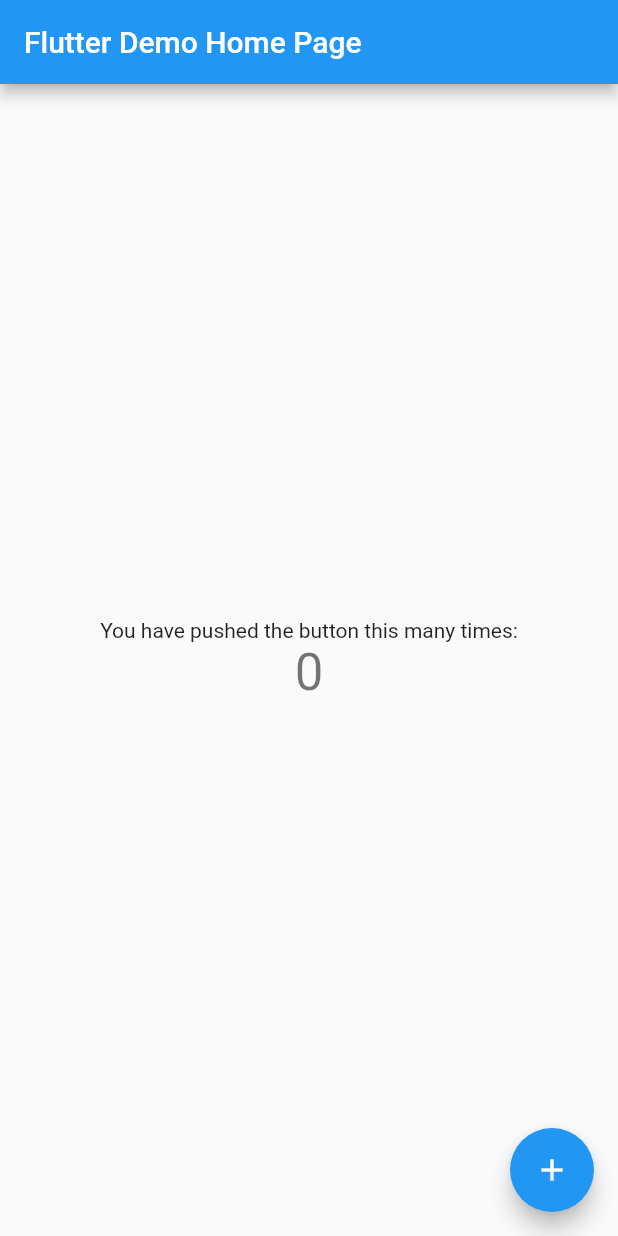
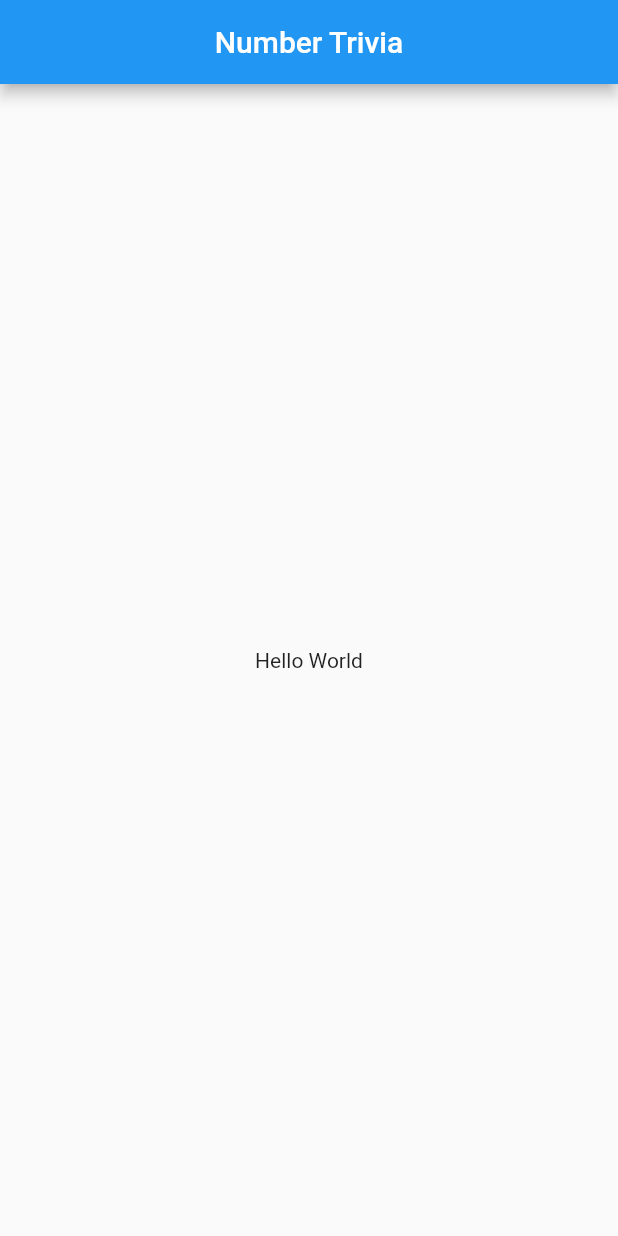
Before and after one commit to arifikhsan/flutter_number_trivia_season_2, a Flutter app: the screen it shows after launch, on a phone screen of 412 x 824 dp. Run offline on Flutter 3.47's test engine with Material 2 defaults, Android fonts, the phone set to English and light mode, and no system bars; our stand-ins replace bloc, dartz, data_connection_checker, equatable, shared_preferences.

Commit message:
data model to bloc

```diff
--- /dev/null
+++ b/lib/core/global/constant.dart
@@ -0,0 +1,11 @@
+class Constant {
+  static const CACHED_NUMBER_TRIVIA = 'CACHED_NUMBER_TRIVIA';
+  static const SERVER_FAILURE_MESSAGE = 'Server Failure';
+  static const CACHE_FAILURE_MESSAGE = 'Cache Failure';
+  static const INVALID_INPUT_FAILURE_MESSAGE =
+      'Invalid input - The number must be a positive integer or zero';
+}
+
+// apaa() {
+//   print(Constant.CACHED_NUMBER_TRIVIA);
+// }
--- /dev/null
+++ b/lib/features/data/datasources/number_trivia_local_data_source.dart
@@ -0,0 +1,6 @@
+import 'package:flutter_number_trivia/features/data/models/number_trivia_model.dart';
+
+abstract class NumberTriviaLocalDataSource {
+  Future<void> cacheNumberTrivia(NumberTriviaModel triviaToCache);
+  Future<NumberTriviaModel> getLastNumberTrivia();
+}
--- /dev/null
+++ b/lib/features/data/datasources/number_trivia_remote_data_source.dart
@@ -0,0 +1,6 @@
+import 'package:flutter_number_trivia/features/data/models/number_trivia_model.dart';
+
+abstract class NumberTriviaRemoteDataSource {
+  Future<NumberTriviaModel> getConcreteNumberTrivia(int number);
+  Future<NumberTriviaModel> getRandomNumberTrivia();
+}
--- /dev/null
+++ b/lib/features/data/models/number_trivia_model.dart
@@ -0,0 +1,29 @@
+import 'package:flutter/material.dart';
+import 'package:flutter_number_trivia/features/domain/entities/number_trivia.dart';
+
+class NumberTriviaModel extends NumberTrivia {
+  NumberTriviaModel({
+    @required String text,
+    @required int number,
+  }) : super(text: text, number: number);
+
+  factory NumberTriviaModel.fromJson(Map<String, dynamic> json) {
+    return NumberTriviaModel(
+      text: json['text'],
+      number: json['number'],
+    );
+  }
+
+  Map<String, dynamic> toJson() {
+    return {
+      'text': text,
+      'number': number,
+    };
+  }
+}
+
+// aa() {
+//   var apa = NumberTriviaModel(text: 'asdf', number: 234);
+//   apa.toJson();
+//   NumberTriviaModel.fromJson(json);
+// }
--- /dev/null
+++ b/lib/features/presentation/screens/number_trivia_screen.dart
@@ -0,0 +1,23 @@
+import 'package:flutter/material.dart';
+
+class NumberTriviaScreen extends StatefulWidget {
+  @override
+  _NumberTriviaScreenState createState() => _NumberTriviaScreenState();
+}
+
+class _NumberTriviaScreenState extends State<NumberTriviaScreen> {
+  @override
+  Widget build(BuildContext context) {
+    return Scaffold(
+      appBar: AppBar(
+        title: Text('Number Trivia'),
+        centerTitle: true,
+      ),
+      body: Center(
+        child: Container(
+          child: Text('Hello World'),
+        ),
+      ),
+    );
+  }
+}
--- a/lib/main.dart
+++ b/lib/main.dart
@@ -1,111 +1,14 @@
 import 'package:flutter/material.dart';
+import 'package:flutter_number_trivia/features/presentation/screens/number_trivia_screen.dart';
 
 void main() => runApp(MyApp());
 
 class MyApp extends StatelessWidget {
-  // This widget is the root of your application.
   @override
   Widget build(BuildContext context) {
     return MaterialApp(
-      title: 'Flutter Demo',
-      theme: ThemeData(
-        // This is the theme of your application.
-        //
-        // Try running your application with "flutter run". You'll see the
-        // application has a blue toolbar. Then, without quitting the app, try
-        // changing the primarySwatch below to Colors.green and then invoke
-        // "hot reload" (press "r" in the console where you ran "flutter run",
-        // or simply save your changes to "hot reload" in a Flutter IDE).
-        // Notice that the counter didn't reset back to zero; the application
-        // is not restarted.
-        primarySwatch: Colors.blue,
-      ),
-      home: MyHomePage(title: 'Flutter Demo Home Page'),
+      title: 'Material App',
+      home: NumberTriviaScreen(),
     );
   }
 }
-
-class MyHomePage extends StatefulWidget {
-  MyHomePage({Key key, this.title}) : super(key: key);
-
-  // This widget is the home page of your application. It is stateful, meaning
-  // that it has a State object (defined below) that contains fields that affect
-  // how it looks.
-
-  // This class is the configuration for the state. It holds the values (in this
-  // case the title) provided by the parent (in this case the App widget) and
-  // used by the build method of the State. Fields in a Widget subclass are
-  // always marked "final".
-
-  final String title;
-
-  @override
-  _MyHomePageState createState() => _MyHomePageState();
-}
-
-class _MyHomePageState extends State<MyHomePage> {
-  int _counter = 0;
-
-  void _incrementCounter() {
-    setState(() {
-      // This call to setState tells the Flutter framework that something has
-      // changed in this State, which causes it to rerun the build method below
-      // so that the display can reflect the updated values. If we changed
-      // _counter without calling setState(), then the build method would not be
-      // called again, and so nothing would appear to happen.
-      _counter++;
-    });
-  }
-
-  @override
-  Widget build(BuildContext context) {
-    // This method is rerun every time setState is called, for instance as done
-    // by the _incrementCounter method above.
-    //
-    // The Flutter framework has been optimized to make rerunning build methods
-    // fast, so that you can just rebuild anything that needs updating rather
-    // than having to individually change instances of widgets.
-    return Scaffold(
-      appBar: AppBar(
-        // Here we take the value from the MyHomePage object that was created by
-        // the App.build method, and use it to set our appbar title.
-        title: Text(widget.title),
-      ),
-      body: Center(
-        // Center is a layout widget. It takes a single child and positions it
-        // in the middle of the parent.
-        child: Column(
-          // Column is also a layout widget. It takes a list of children and
-          // arranges them vertically. By default, it sizes itself to fit its
-          // children horizontally, and tries to be as tall as its parent.
-          //
-          // Invoke "debug painting" (press "p" in the console, choose the
-          // "Toggle Debug Paint" action from the Flutter Inspector in Android
-          // Studio, or the "Toggle Debug Paint" command in Visual Studio Code)
-          // to see the wireframe for each widget.
-          //
-          // Column has various properties to control how it sizes itself and
-          // how it positions its children. Here we use mainAxisAlignment to
-          // center the children vertically; the main axis here is the vertical
-          // axis because Columns are vertical (the cross axis would be
-          // horizontal).
-          mainAxisAlignment: MainAxisAlignment.center,
-          children: <Widget>[
-            Text(
-              'You have pushed the button this many times:',
-            ),
-            Text(
-              '$_counter',
-              style: Theme.of(context).textTheme.display1,
-            ),
-          ],
-        ),
-      ),
-      floatingActionButton: FloatingActionButton(
-        onPressed: _incrementCounter,
-        tooltip: 'Increment',
-        child: Icon(Icons.add),
-      ), // This trailing comma makes auto-formatting nicer for build methods.
-    );
-  }
-}
```
Also changed, not shown: lib/features/data/datasources/number_trivia_local_data_source_impl.dart (added, +35 -0 lines), lib/features/data/datasources/number_trivia_remote_data_source_impl.dart (added, +49 -0 lines), lib/features/data/repositories/number_trivia_repository_impl.dart (added, +66 -0 lines), lib/features/presentation/bloc/number_trivia_bloc.dart (added, +21 -0 lines), lib/features/presentation/bloc/number_trivia_event.dart (added, +20 -0 lines), lib/features/presentation/bloc/number_trivia_state.dart (added, +38 -0 lines).
